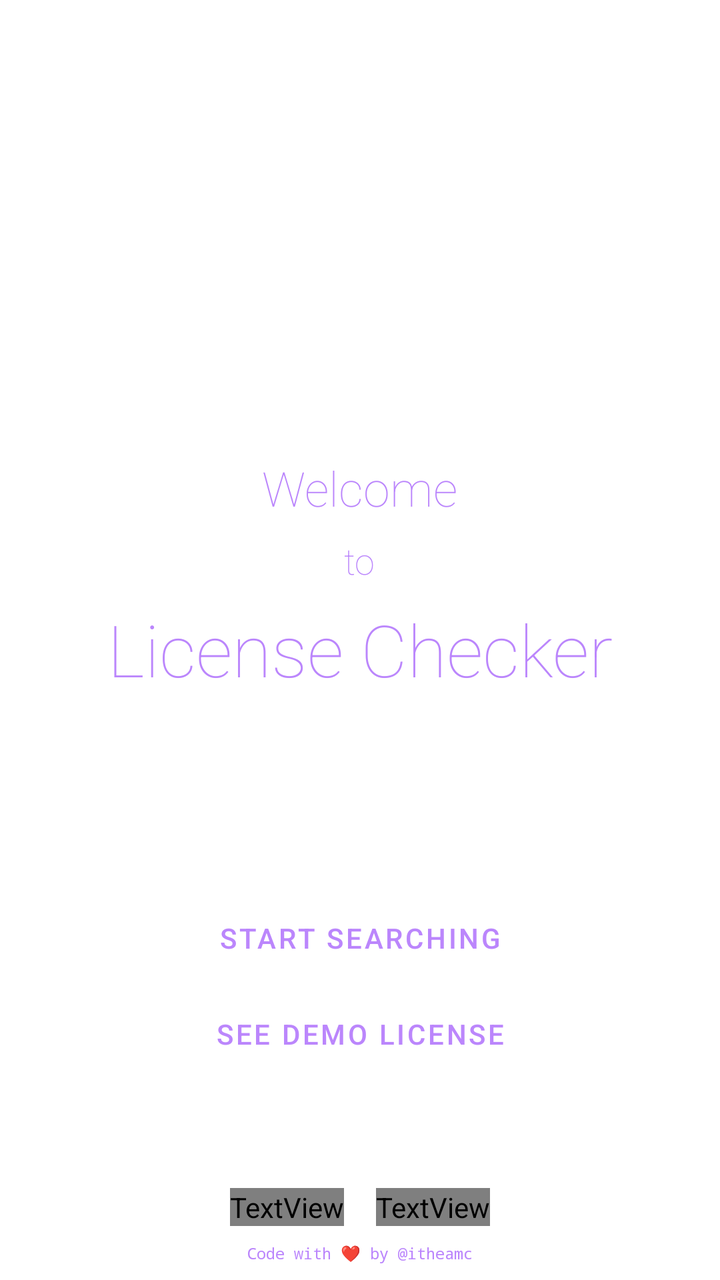
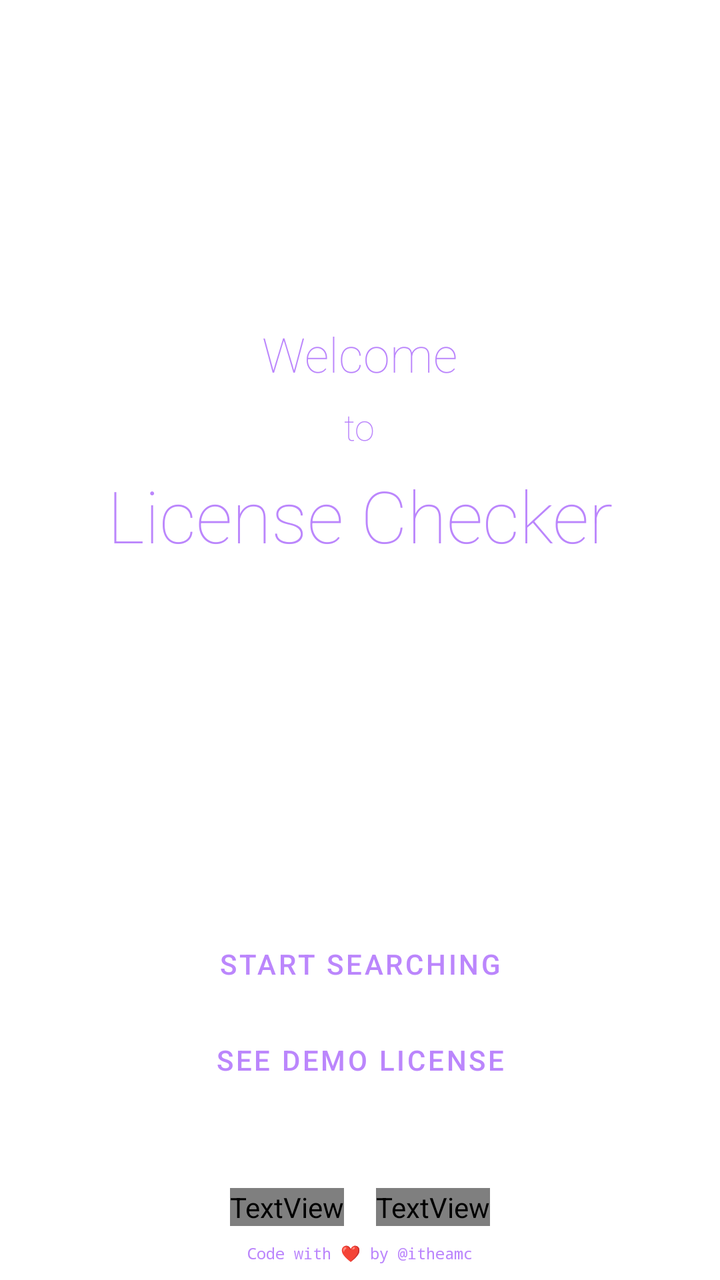

The first picture is an Android layout as it rendered before a commit; the second is the same layout after the commit. The layout source and the unified diff follow.
<!-- AndroidManifest.xml: application theme Theme.LicenseFinder -->
<!-- res/layout/fragment_home.xml -->
<?xml version="1.0" encoding="utf-8"?>
<androidx.constraintlayout.widget.ConstraintLayout xmlns:android="http://schemas.android.com/apk/res/android"
    xmlns:app="http://schemas.android.com/apk/res-auto"
    xmlns:tools="http://schemas.android.com/tools"
    android:layout_width="match_parent"
    android:layout_height="match_parent"
    tools:context=".ui.HomeFragment" >

    <LinearLayout
        android:id="@+id/welcomeLinearLayout"
        android:layout_width="wrap_content"
        android:layout_height="wrap_content"
        android:layout_marginBottom="48dp"
        android:gravity="center"
        android:orientation="vertical"
        app:layout_constraintBottom_toBottomOf="parent"
        app:layout_constraintEnd_toEndOf="parent"
        app:layout_constraintStart_toStartOf="parent"
        app:layout_constraintTop_toTopOf="parent">

        <TextView
            android:id="@+id/textView"
            android:layout_width="wrap_content"
            android:layout_height="wrap_content"
            android:layout_marginBottom="8dp"
            android:fontFamily="sans-serif-thin"
            android:text="@string/welcome_text_one"
            android:textColor="@color/purple_200"
            android:textSize="24sp" />

        <TextView
            android:id="@+id/textView2"
            android:layout_width="wrap_content"
            android:layout_height="wrap_content"
            android:layout_marginBottom="8dp"
            android:fontFamily="sans-serif-thin"
            android:text="@string/welcome_text_two"
            android:textColor="@color/purple_200"
            android:textSize="18sp" />

        <TextView
            android:id="@+id/textView3"
            android:layout_width="wrap_content"
            android:layout_height="wrap_content"
            android:layout_marginBottom="16dp"
            android:fontFamily="sans-serif-thin"
            android:text="@string/welcome_text_three"
            android:textColor="@color/purple_200"
            android:textSize="36sp" />

    </LinearLayout>

    <LinearLayout
        android:id="@+id/buttonLinearLayout"
        android:layout_width="wrap_content"
        android:layout_height="wrap_content"
        android:gravity="center"
        android:orientation="vertical"
        app:layout_constraintBottom_toTopOf="@+id/codedBy"
        app:layout_constraintEnd_toEndOf="parent"
        app:layout_constraintStart_toStartOf="parent"
        app:layout_constraintTop_toBottomOf="@+id/welcomeLinearLayout">

        <Button
            android:id="@+id/navigateToSearch"
            style="@style/Widget.MaterialComponents.Button.OutlinedButton"
            android:layout_width="match_parent"
            android:layout_height="wrap_content"
            android:paddingLeft="24dp"
            android:paddingRight="24dp"
            android:text="@string/start_searching"
            android:textColor="@color/purple_200"
            app:cornerRadius="24dp"
            app:strokeColor="@color/purple_200" />

        <Button
            android:id="@+id/navigateToLicense"
            style="@style/Widget.MaterialComponents.Button.OutlinedButton"
            android:layout_width="match_parent"
            android:layout_height="wrap_content"
            android:paddingLeft="24dp"
            android:paddingRight="24dp"
            android:text="@string/demo_license"
            android:textColor="@color/purple_200"
            app:cornerRadius="24dp"
            app:strokeColor="@color/purple_200" />
    </LinearLayout>

    <TextView
        android:id="@+id/codedBy"
        android:layout_width="wrap_content"
        android:layout_height="wrap_content"
        android:layout_marginStart="16dp"
        android:layout_marginEnd="16dp"
        android:layout_marginBottom="8dp"
        android:fontFamily="monospace"
        android:text="@string/code_with_by_itheamc"
        android:textColor="@color/purple_200"
        android:textSize="8sp"
        app:layout_constraintBottom_toBottomOf="parent"
        app:layout_constraintEnd_toEndOf="parent"
        app:layout_constraintStart_toStartOf="parent" />

    <LinearLayout
        android:layout_width="wrap_content"
        android:layout_height="wrap_content"
        android:orientation="horizontal"
        app:layout_constraintBottom_toTopOf="@+id/codedBy"
        app:layout_constraintEnd_toEndOf="@+id/codedBy"
        app:layout_constraintStart_toStartOf="@+id/codedBy">

        <TextView
            android:id="@+id/disclaimer"
            android:layout_width="wrap_content"
            android:layout_height="wrap_content"
            android:layout_margin="8dp"
            android:layout_weight="1"
            android:clickable="true"
            android:fontFamily="@font/baumans"
            android:text="@string/disclaimer"
            android:textColor="@color/purple_500"
            android:textSize="12sp" />

        <TextView
            android:id="@+id/privacyPolicy"
            android:layout_width="wrap_content"
            android:layout_height="wrap_content"
            android:layout_margin="8dp"
            android:layout_weight="1"
            android:clickable="true"
            android:fontFamily="@font/baumans"
            android:text="@string/privacy_policy"
            android:textColor="@color/purple_500"
            android:textSize="12sp" />
    </LinearLayout>

</androidx.constraintlayout.widget.ConstraintLayout>
<!-- resources referenced by this layout -->
<resources>
  <color name="purple_200">#FFBB86FC</color>
  <color name="purple_500">#FF6200EE</color>
  <string name="code_with_by_itheamc">Code with ❤ by @itheamc</string>
  <string name="demo_license">See Demo License</string>
  <string name="disclaimer">Disclaimer</string>
  <string name="privacy_policy">Privacy Policy</string>
  <string name="start_searching">Start Searching</string>
  <string name="welcome_text_one">Welcome</string>
  <string name="welcome_text_three">@string/license_checker</string>
  <string name="welcome_text_two">to</string>
  <style name="Theme.LicenseFinder" parent="Theme.MaterialComponents.DayNight.DarkActionBar">
          
          <item name="colorPrimary">@android:color/holo_blue_light</item>
          <item name="colorPrimaryVariant">@android:color/holo_blue_dark</item>
          <item name="colorOnPrimary">@color/white</item>
          
          <item name="colorSecondary">@color/teal_200</item>
          <item name="colorSecondaryVariant">@color/teal_700</item>
          <item name="colorOnSecondary">@color/black</item>
          
          <item name="android:statusBarColor" tools:targetApi="l">?attr/colorPrimaryVariant</item>
          
      </style>
  <color name="white">#FFFFFFFF</color>
  <color name="teal_200">#FF03DAC5</color>
  <color name="teal_700">#FF018786</color>
  <color name="black">#FF000000</color>
</resources>

<!-- the commit's change to res/layout/fragment_home.xml (unified diff, before → after) -->
@@ -10,10 +10,9 @@
         android:id="@+id/welcomeLinearLayout"
         android:layout_width="wrap_content"
         android:layout_height="wrap_content"
-        android:layout_marginBottom="48dp"
         android:gravity="center"
         android:orientation="vertical"
-        app:layout_constraintBottom_toBottomOf="parent"
+        app:layout_constraintBottom_toTopOf="@+id/buttonLinearLayout"
         app:layout_constraintEnd_toEndOf="parent"
         app:layout_constraintStart_toStartOf="parent"
         app:layout_constraintTop_toTopOf="parent">
@@ -54,12 +53,12 @@
         android:id="@+id/buttonLinearLayout"
         android:layout_width="wrap_content"
         android:layout_height="wrap_content"
+        android:layout_marginBottom="32dp"
         android:gravity="center"
         android:orientation="vertical"
-        app:layout_constraintBottom_toTopOf="@+id/codedBy"
+        app:layout_constraintBottom_toTopOf="@+id/linearLayout2"
         app:layout_constraintEnd_toEndOf="parent"
-        app:layout_constraintStart_toStartOf="parent"
-        app:layout_constraintTop_toBottomOf="@+id/welcomeLinearLayout">
+        app:layout_constraintStart_toStartOf="parent">
 
         <Button
             android:id="@+id/navigateToSearch"
@@ -102,6 +101,7 @@
         app:layout_constraintStart_toStartOf="parent" />
 
     <LinearLayout
+        android:id="@+id/linearLayout2"
         android:layout_width="wrap_content"
         android:layout_height="wrap_content"
         android:orientation="horizontal"
